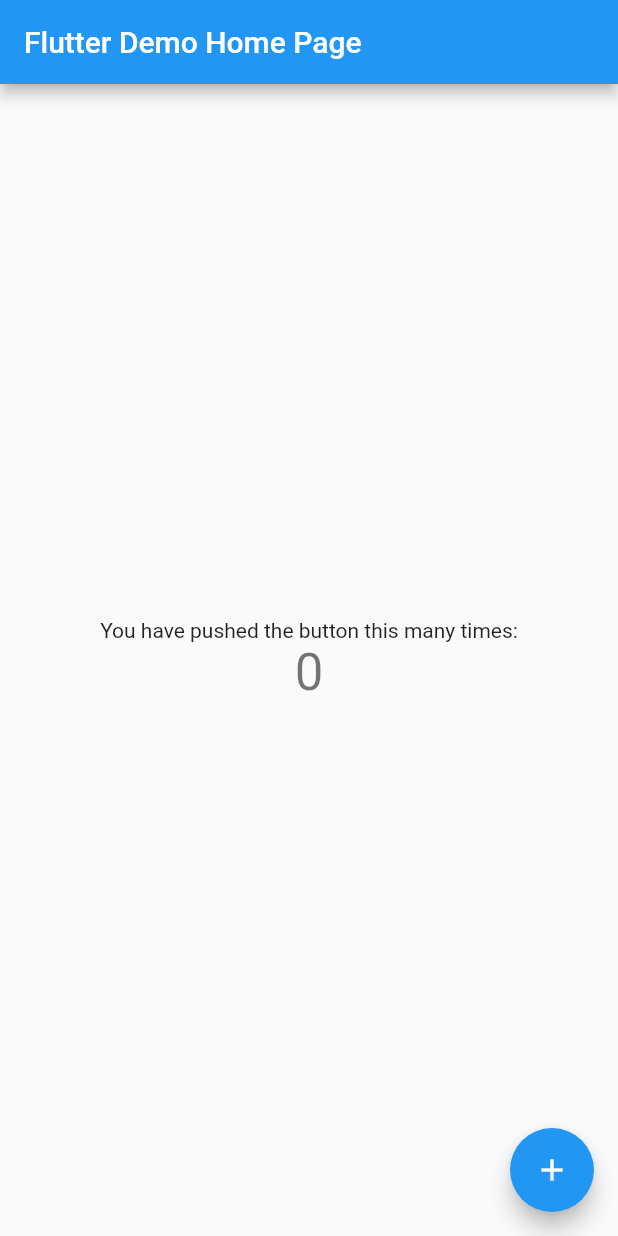
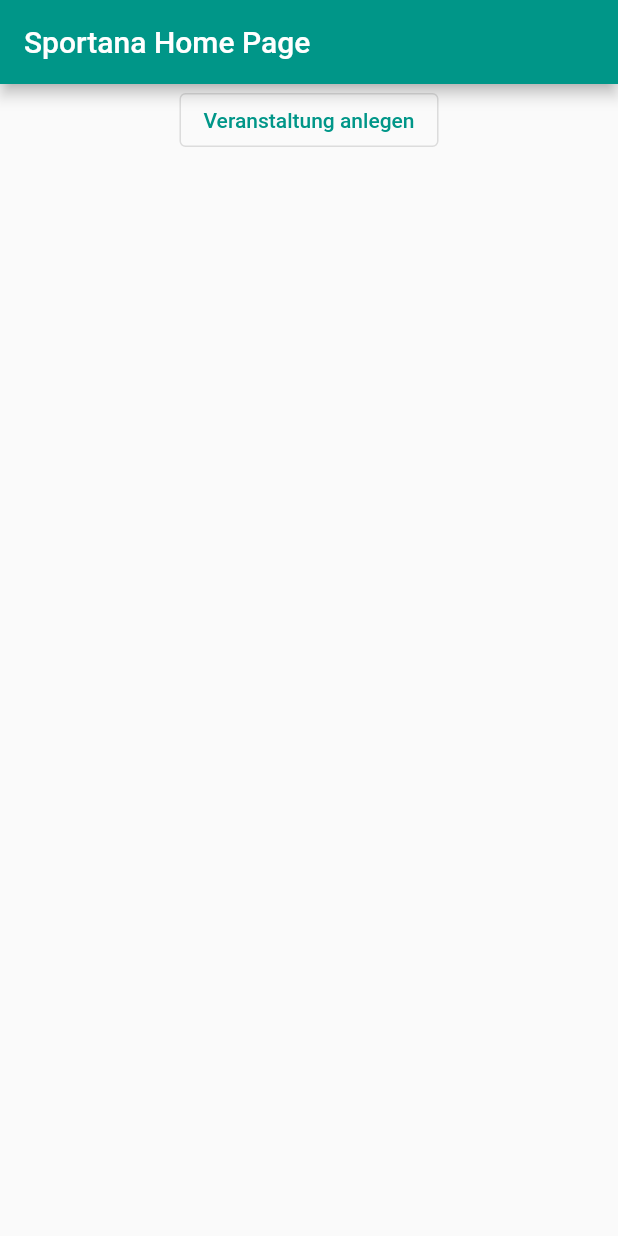
Before and after one commit to bach3142ooo1/MobileAnwendung, a Flutter app: the screen it shows after launch, on a phone screen of 412 x 824 dp. Run offline on Flutter 3.47's test engine with Material 2 defaults, Android fonts, the phone set to English and light mode, and no system bars.

Commit message:
modified main.dart

```diff
--- a/lib/main.dart
+++ b/lib/main.dart
@@ -20,44 +20,23 @@
         // or simply save your changes to "hot reload" in a Flutter IDE).
         // Notice that the counter didn't reset back to zero; the application
         // is not restarted.
-        primarySwatch: Colors.blue,
+        primarySwatch: Colors.teal,
       ),
-      home: MyHomePage(title: 'Flutter Demo Home Page'),
+      home: SportonaHomePage(title: 'Sportana Home Page'),
     );
   }
 }
 
-class MyHomePage extends StatefulWidget {
-  MyHomePage({Key? key, required this.title}) : super(key: key);
-
-  // This widget is the home page of your application. It is stateful, meaning
-  // that it has a State object (defined below) that contains fields that affect
-  // how it looks.
-
-  // This class is the configuration for the state. It holds the values (in this
-  // case the title) provided by the parent (in this case the App widget) and
-  // used by the build method of the State. Fields in a Widget subclass are
-  // always marked "final".
+class SportonaHomePage extends StatefulWidget {
+  SportonaHomePage({Key? key, required this.title}) : super(key: key);
 
   final String title;
 
   @override
-  _MyHomePageState createState() => _MyHomePageState();
+  _SportonaHomePageState createState() => _SportonaHomePageState();
 }
 
-class _MyHomePageState extends State<MyHomePage> {
-  int _counter = 0;
-
-  void _incrementCounter() {
-    setState(() {
-      // This call to setState tells the Flutter framework that something has
-      // changed in this State, which causes it to rerun the build method below
-      // so that the display can reflect the updated values. If we changed
-      // _counter without calling setState(), then the build method would not be
-      // called again, and so nothing would appear to happen.
-      _counter++;
-    });
-  }
+class _SportonaHomePageState extends State<SportonaHomePage> {
 
   @override
   Widget build(BuildContext context) {
@@ -77,37 +56,21 @@
         // Center is a layout widget. It takes a single child and positions it
         // in the middle of the parent.
         child: Column(
-          // Column is also a layout widget. It takes a list of children and
-          // arranges them vertically. By default, it sizes itself to fit its
-          // children horizontally, and tries to be as tall as its parent.
-          //
-          // Invoke "debug painting" (press "p" in the console, choose the
-          // "Toggle Debug Paint" action from the Flutter Inspector in Android
-          // Studio, or the "Toggle Debug Paint" command in Visual Studio Code)
-          // to see the wireframe for each widget.
-          //
-          // Column has various properties to control how it sizes itself and
-          // how it positions its children. Here we use mainAxisAlignment to
-          // center the children vertically; the main axis here is the vertical
-          // axis because Columns are vertical (the cross axis would be
-          // horizontal).
-          mainAxisAlignment: MainAxisAlignment.center,
-          children: <Widget>[
-            Text(
-              'You have pushed the button this many times:',
-            ),
-            Text(
-              '$_counter',
-              style: Theme.of(context).textTheme.headline4,
-            ),
-          ],
+            children: [
+              OutlinedButton(
+                child: Text('Veranstaltung anlegen'),
+                onPressed: () {
+                  Navigator.push(
+                    context,
+                    MaterialPageRoute(builder: (context) {
+                      return VeranstaltungAnlegen();
+                    }),
+                  );
+                },
+              ),
+            ]
         ),
       ),
-      floatingActionButton: FloatingActionButton(
-        onPressed: _incrementCounter,
-        tooltip: 'Increment',
-        child: Icon(Icons.add),
-      ), // This trailing comma makes auto-formatting nicer for build methods.
     );
   }
 }
```
Also changed, not shown: lib/VeranstaltungAnlegen.dart (added).
